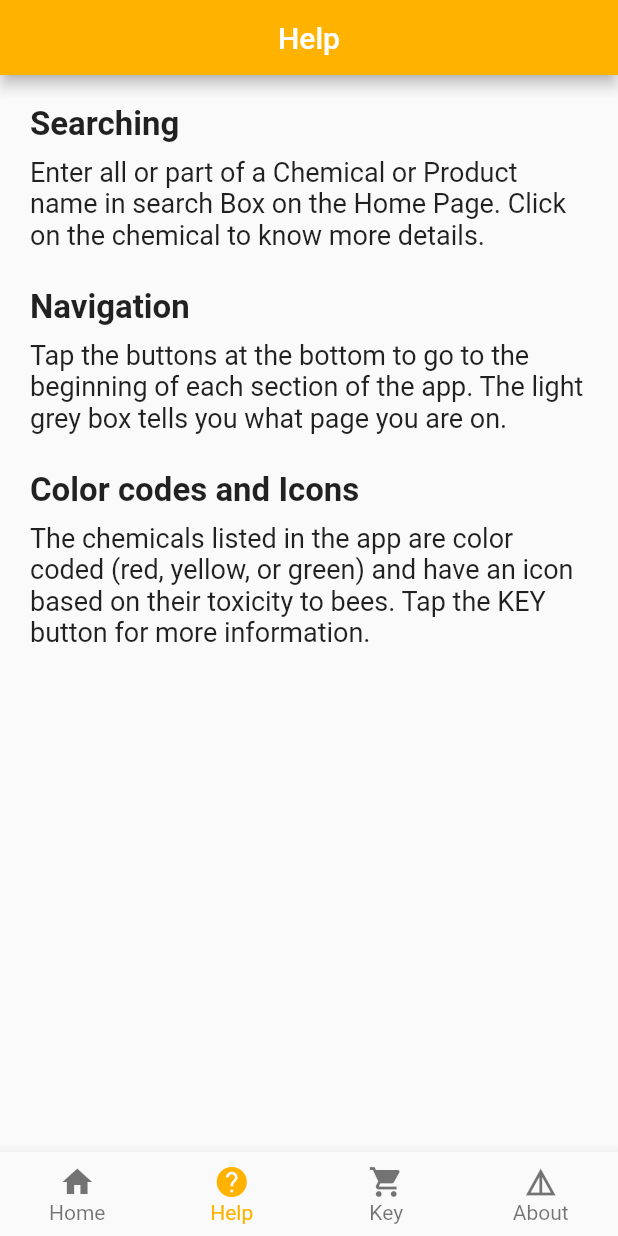
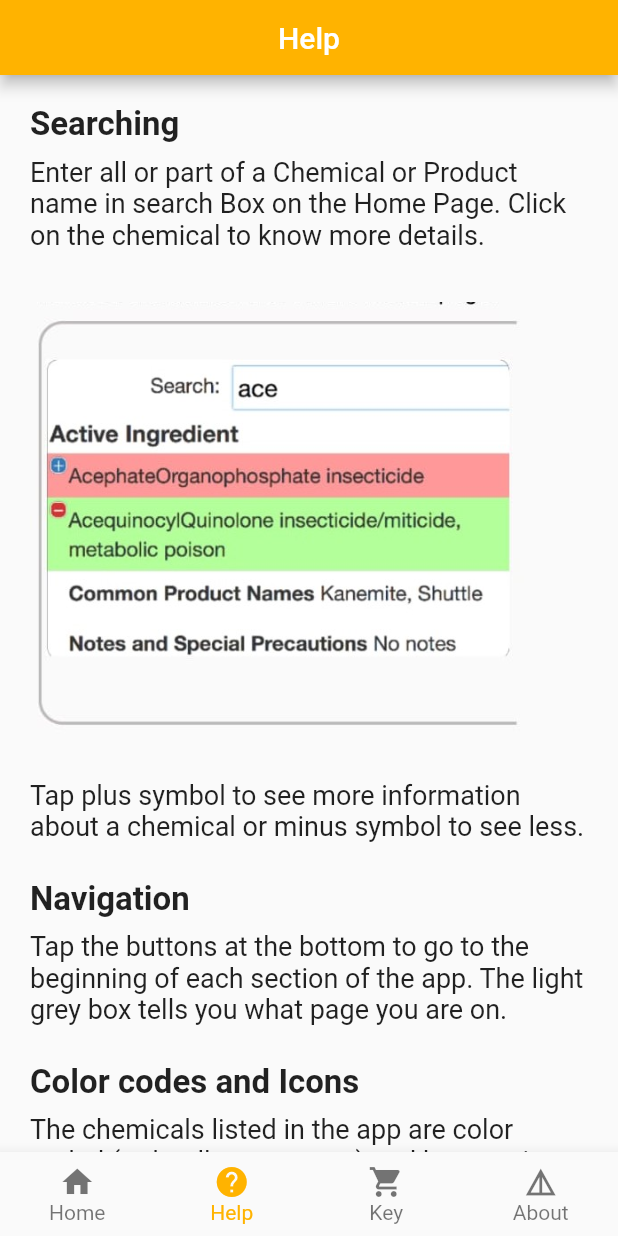
Before and after one commit to Abhi9454/bee_responsible_india, a Flutter app: the screen it shows after launch, item 2 of the bottom bar chosen, on a phone screen of 412 x 824 dp. Run offline on Flutter 3.47's test engine with Material 2 defaults, Android fonts, the phone set to English and light mode, and no system bars; our stand-ins replace dio, shared_preferences; network calls fail.

```diff
--- a/lib/viewModels/home_page_view_model.dart
+++ b/lib/viewModels/home_page_view_model.dart
@@ -57,8 +57,7 @@ class HomePageViewModel extends ChangeNotifier {
     for (int i = 0; i < products.length; i++) {
       if (products[i]
           .chemicalIngredients
-          .toLowerCase().substring(0,1).contains(searchText.toLowerCase())) {
-        log(products[i].chemicalIngredients.toString());
+          .toLowerCase().substring(0,3).contains(searchText.toLowerCase())) {
         searchedProduct.add(products[i]);
       }
     }
--- a/lib/views/AboutPage/about_page_widget.dart
+++ b/lib/views/AboutPage/about_page_widget.dart
@@ -11,7 +11,7 @@ class AboutPageWidget extends StatelessWidget {
   void _launchURL() async {
     final Uri params = Uri(
       scheme: 'mailto',
-      path: 'foodprintgreen@gmail.com',
+      path: 'info@beeresponsibleindia.org',
     );
     String url = params.toString();
     if (await canLaunch(url)) {
@@ -24,7 +24,7 @@ class AboutPageWidget extends StatelessWidget {
   void _launchUrlEmail() async {
     final Uri params = Uri(
       scheme: 'mailto',
-      path: 'louisa.hooven@oreganonstate.edu',
+      path: 'louisa.hooven@oregonstate.edu',
     );
     String url = params.toString();
     if (await canLaunch(url)) {
@@ -77,7 +77,7 @@ class AboutPageWidget extends StatelessWidget {
                     _launchURL();
                   },
                   child: const Text(
-                    'foodprintgreen@gmail.com',
+                    'info@beeresponsibleindia.org',
                     style: TextStyle(
                         fontWeight: FontWeight.bold,
                         fontSize: 18,
--- a/lib/views/HelpPage/help_page_widget.dart
+++ b/lib/views/HelpPage/help_page_widget.dart
@@ -23,47 +23,69 @@ class HelpPageWidget extends StatelessWidget {
             padding: const EdgeInsets.all(20.0),
             child: Column(
               crossAxisAlignment: CrossAxisAlignment.start,
-              children: const [
-                Text(
+              children: [
+                const Text(
                   'Searching',
                   style: TextStyle(fontWeight: FontWeight.bold, fontSize: 22),
                 ),
-                SizedBox(
+                const SizedBox(
                   height: 8,
                 ),
-                Text(
+                const Text(
                   'Enter all or part of a Chemical or Product name in search Box on the Home Page. Click on the chemical to know more details.',
                   maxLines: 5,
                   textAlign: TextAlign.left,
                   style: TextStyle(fontWeight: FontWeight.normal, fontSize: 18),
                 ),
+                const SizedBox(
+                  height: 15,
+                ),
                 SizedBox(
+                  width: MediaQuery.of(context).size.width * 0.8,
+                  height: MediaQuery.of(context).size.width * 0.8,
+                  child: const Image(
+                    image: AssetImage(
+                      'images/search_help.jpeg', //header logo image
+                    ),
+                    fit: BoxFit.contain,
+                  ),
+                ),
+                const SizedBox(
+                  height: 8,
+                ),
+                const Text(
+                  'Tap plus symbol to see more information about a chemical or minus symbol to see less.',
+                  maxLines: 5,
+                  textAlign: TextAlign.left,
+                  style: TextStyle(fontWeight: FontWeight.normal, fontSize: 18),
+                ),
+                const SizedBox(
                   height: 25,
                 ),
-                Text(
+                const Text(
                   'Navigation',
                   style: TextStyle(fontWeight: FontWeight.bold, fontSize: 22),
                 ),
-                SizedBox(
+                const SizedBox(
                   height: 8,
                 ),
-                Text(
+                const Text(
                   'Tap the buttons at the bottom to go to the beginning of each section of the app. The light grey box tells you what page you are on.',
                   maxLines: 5,
                   textAlign: TextAlign.left,
                   style: TextStyle(fontWeight: FontWeight.normal, fontSize: 18),
                 ),
-                SizedBox(
+                const SizedBox(
                   height: 25,
                 ),
-                Text(
+                const Text(
                   'Color codes and Icons',
                   style: TextStyle(fontWeight: FontWeight.bold, fontSize: 22),
                 ),
-                SizedBox(
+                const SizedBox(
                   height: 8,
                 ),
-                Text(
+                const Text(
                   'The chemicals listed in the app are color coded (red, yellow, or green) and have an icon based on their toxicity to bees. Tap the KEY button for more information.',
                   maxLines: 5,
                   textAlign: TextAlign.left,
--- a/lib/views/KeyPage/key_page_widget.dart
+++ b/lib/views/KeyPage/key_page_widget.dart
@@ -257,7 +257,7 @@ class KeyPageWidget extends StatelessWidget {
                 ),
                 Container(
                   width: MediaQuery.of(context).size.width * 0.98,
-                  height: MediaQuery.of(context).size.width * 1.05,
+                  height: MediaQuery.of(context).size.width * 1.2,
                   padding: const EdgeInsets.all(3.0),
                   decoration: BoxDecoration(
                       border: Border.all(color: Colors.black26),
@@ -294,7 +294,7 @@ class KeyPageWidget extends StatelessWidget {
                 ),
                 Container(
                   width: MediaQuery.of(context).size.width * 0.98,
-                  height: MediaQuery.of(context).size.width * 1.05,
+                  height: MediaQuery.of(context).size.width * 1.2,
                   padding: const EdgeInsets.all(3.0),
                   decoration: BoxDecoration(
                       border: Border.all(color: Colors.black26),
@@ -336,7 +336,7 @@ class KeyPageWidget extends StatelessWidget {
                 ),
                 Container(
                   width: MediaQuery.of(context).size.width * 0.98,
-                  height: MediaQuery.of(context).size.width * 0.25,
+                  height: MediaQuery.of(context).size.width * 0.8,
                   padding: const EdgeInsets.all(3.0),
                   decoration: BoxDecoration(
                       border: Border.all(color: Colors.black26),
```
Also changed, not shown: images/search_help.jpeg (added), 5 other files.
